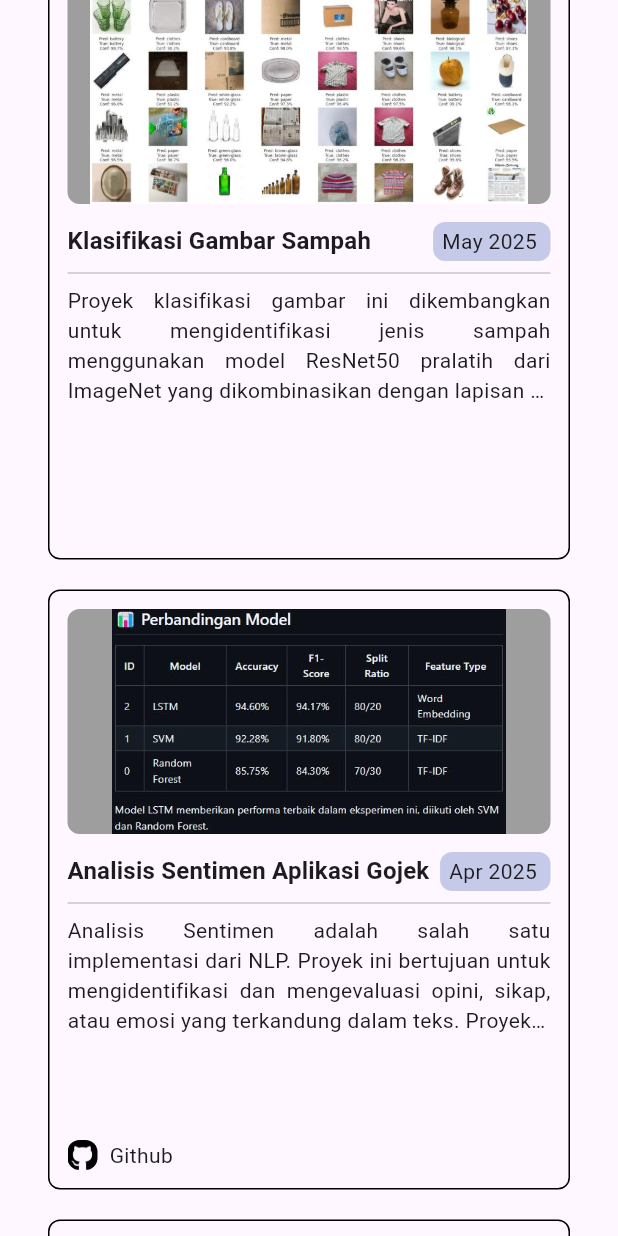
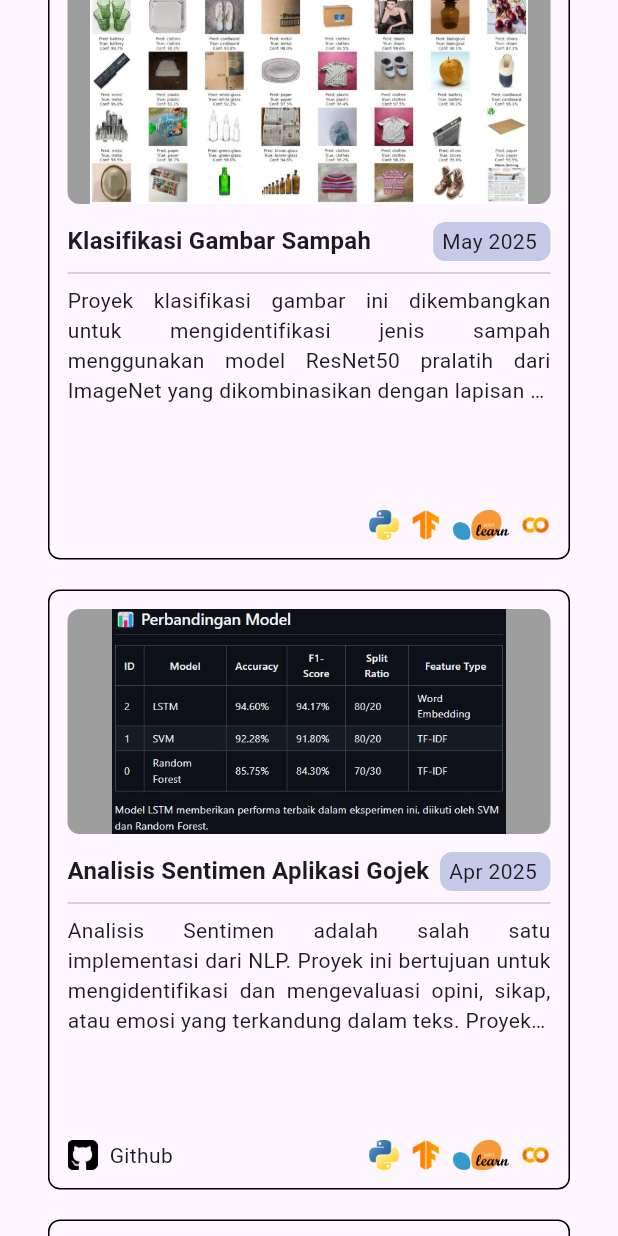
Before and after one commit to penhele/portofolio-stephen, a Flutter app: the screen it shows after launch, scrolled down 2880 dp, on a phone screen of 412 x 824 dp. Run offline on Flutter 3.47's test engine with Material 3 defaults, Android fonts, the phone set to English and light mode, and no system bars; our stand-ins replace url_strategy.

Commit message:
feat: add constant text and add language programming

```diff
--- a/lib/model/project_list.dart
+++ b/lib/model/project_list.dart
@@ -1,3 +1,5 @@
+import 'package:flutter/material.dart';
+
 import '../model/project_model.dart';
 import '../utils/constants/image_strings.dart';
 
@@ -9,6 +11,10 @@ final List<ProjectModel> projectList = [
     githubUrl: 'https://github.com/penhele/palindrome_app',
     thumbnail: SImages.palindromeApp,
     duration: 'Jul 2025',
+    language: [
+      Image.asset(SImages.dart, height: 20),
+      Image.asset(SImages.flutter, height: 20),
+    ],
   ),
   ProjectModel(
     title: 'Math App',
@@ -17,6 +23,10 @@ final List<ProjectModel> projectList = [
     githubUrl: 'https://github.com/penhele/math-application',
     thumbnail: SImages.mathApp,
     duration: 'Jun 2025 — Jul 2025',
+    language: [
+      Image.asset(SImages.dart, height: 20),
+      Image.asset(SImages.flutter, height: 20),
+    ],
   ),
   ProjectModel(
     title: 'Story App',
@@ -26,6 +36,10 @@ final List<ProjectModel> projectList = [
     youtubeUrl: 'https://youtube.com/shorts/tYRpsubjlXc',
     thumbnail: SImages.storyApp,
     duration: 'Mar 2025',
+    language: [
+      Image.asset(SImages.dart, height: 20),
+      Image.asset(SImages.flutter, height: 20),
+    ],
   ),
   ProjectModel(
     title: 'Restaurant App',
@@ -34,6 +48,10 @@ final List<ProjectModel> projectList = [
     githubUrl: 'https://github.com/penhele/restaurant_app_favorite',
     thumbnail: SImages.restaurantApp,
     duration: 'Feb 2025',
+    language: [
+      Image.asset(SImages.dart, height: 20),
+      Image.asset(SImages.flutter, height: 20),
+    ],
   ),
   ProjectModel(
     title: 'Habit App',
@@ -42,6 +60,10 @@ final List<ProjectModel> projectList = [
     githubUrl: 'https://github.com/penhele/habit-app',
     thumbnail: SImages.habitApp,
     duration: 'Jul 2025',
+    language: [
+      Image.asset(SImages.react, height: 20),
+      Image.asset(SImages.expo, height: 20),
+    ],
   ),
   ProjectModel(
     title: 'PocketWise',
@@ -60,6 +82,12 @@ final List<ProjectModel> projectList = [
     githubUrl: 'https://github.com/penhele/proyek-analisis-sentimen/',
     thumbnail: SImages.analysisSentiment,
     duration: 'Apr 2025',
+    language: [
+      Image.asset(SImages.python, height: 20),
+      Image.asset(SImages.tensorflow, height: 20),
+      Image.asset(SImages.sklearn, height: 20),
+      Image.asset(SImages.colab, height: 20),
+    ],
   ),
   ProjectModel(
     title: 'MoniClass',
@@ -74,5 +102,11 @@ final List<ProjectModel> projectList = [
         'Proyek klasifikasi gambar ini dikembangkan untuk mengidentifikasi jenis sampah menggunakan model ResNet50 pralatih dari ImageNet yang dikombinasikan dengan lapisan tambahan. Dataset diambil dari Kaggle (12 kelas sampah). Model akhir diekspor dalam tiga format: SavedModel, TF-Lite, dan TensorFlow.js, sehingga dapat digunakan di web, mobile, dan sistem tertanam. Proyek ini mendukung solusi AI untuk pengelolaan sampah berbasis klasifikasi gambar.',
     thumbnail: SImages.klasifikasiSampah,
     duration: 'May 2025',
+    language: [
+      Image.asset(SImages.python, height: 20),
+      Image.asset(SImages.tensorflow, height: 20),
+      Image.asset(SImages.sklearn, height: 20),
+      Image.asset(SImages.colab, height: 20),
+    ],
   ),
 ];
--- a/lib/model/project_model.dart
+++ b/lib/model/project_model.dart
@@ -1,3 +1,5 @@
+import 'package:flutter/material.dart';
+
 class ProjectModel {
   final String title;
   final String description;
@@ -6,6 +8,7 @@ class ProjectModel {
   final String? youtubeUrl;
   final String? documentUrl;
   final String duration;
+  final List<Widget>? language;
 
   ProjectModel({
     required this.title,
@@ -15,5 +18,6 @@ class ProjectModel {
     this.youtubeUrl,
     this.documentUrl,
     required this.duration,
+    this.language,
   });
 }
--- a/lib/ui/home.dart
+++ b/lib/ui/home.dart
@@ -4,6 +4,7 @@ import '../model/project_list.dart';
 import '../utils/constants/colors.dart';
 import '../utils/constants/image_strings.dart';
 import '../utils/constants/sizes.dart';
+import '../utils/constants/text_strings.dart';
 import '../utils/helpers/project_sort_helper.dart';
 import 'widget/project_card.dart';
 import 'widget/social_button.dart';
@@ -85,6 +86,7 @@ class HomeScreen extends StatelessWidget {
                               youtubebUrl: project.youtubeUrl,
                               documentUrl: project.documentUrl,
                               duration: project.duration,
+                              language: project.language,
                             ),
                           );
                         }).toList(),
@@ -113,7 +115,7 @@ class HomeScreen extends StatelessWidget {
                     crossAxisAlignment: CrossAxisAlignment.start,
                     children: [
                       SelectableText(
-                        'Stephen Helenus R. Kaawoan',
+                        STexts.name,
                         style: Theme.of(context).textTheme.headlineMedium!
                             .copyWith(fontWeight: FontWeight.bold),
                       ),
@@ -131,7 +133,7 @@ class HomeScreen extends StatelessWidget {
                     crossAxisAlignment: CrossAxisAlignment.end,
                     children: [
                       SelectableText(
-                        'Stephen Helenus R. Kaawoan',
+                        STexts.name,
                         style: Theme.of(context).textTheme.headlineMedium!
                             .copyWith(fontWeight: FontWeight.bold),
                       ),
@@ -150,7 +152,7 @@ class HomeScreen extends StatelessWidget {
         const SizedBox(height: SSizes.spaceBtwItems),
 
         SelectableText(
-          'A passionate Informatics student from Universitas Gunadarma with strong experience in mobile development using Flutter and Dart. Built full-cycle applications with Firebase integration and implemented various mobile features. Currently seeking a Mobile Developer internship to apply and expand my skills in a real-world environment.',
+          STexts.description,
           textAlign: TextAlign.justify,
           style: Theme.of(context).textTheme.bodyLarge,
         ),
@@ -162,17 +164,17 @@ class HomeScreen extends StatelessWidget {
           children: [
             SocialButton(
               url: 'https://github.com/penhele',
-              label: 'Github',
+              label: STexts.github,
               iconPath: SImages.githubLogo,
             ),
             SocialButton(
               url: 'https://linkedin.com/in/stephenhelenus',
-              label: 'Linkedin',
+              label: STexts.linkedin,
               iconPath: SImages.linkedinLogo,
             ),
             SocialButton(
               url: 'https://instagram.com/stephenhelenus',
-              label: 'Instagram',
+              label: STexts.instagram,
               iconPath: SImages.instagramLogo,
             ),
           ],
--- a/lib/ui/widget/project_card.dart
+++ b/lib/ui/widget/project_card.dart
@@ -1,9 +1,10 @@
 import 'package:flutter/material.dart';
-import 'package:url_launcher/url_launcher.dart';
 
 import '../../utils/constants/colors.dart';
 import '../../utils/constants/image_strings.dart';
 import '../../utils/constants/sizes.dart';
+import '../../utils/constants/text_strings.dart';
+import 'social_button.dart';
 
 class ProjectCard extends StatelessWidget {
   const ProjectCard({
@@ -15,6 +16,7 @@ class ProjectCard extends StatelessWidget {
     this.youtubebUrl,
     this.documentUrl,
     required this.duration,
+    this.language,
   });
 
   final String title;
@@ -24,6 +26,7 @@ class ProjectCard extends StatelessWidget {
   final String? youtubebUrl;
   final String? documentUrl;
   final String duration;
+  final List<Widget>? language;
 
   @override
   Widget build(BuildContext context) {
@@ -78,7 +81,7 @@ class ProjectCard extends StatelessWidget {
                       ),
                       child: SelectableText(
                         duration,
-                      style: Theme.of(context).textTheme.bodyMedium
+                        style: Theme.of(context).textTheme.bodyMedium,
                       ),
                     ),
                   ],
@@ -94,90 +97,40 @@ class ProjectCard extends StatelessWidget {
                 const Spacer(),
 
                 Row(
+                  mainAxisAlignment: MainAxisAlignment.spaceBetween,
+                  children: [
+                    Row(
                       children: [
                         if (githubUrl != null)
-                      InkWell(
-                        onTap: () async {
-                          final Uri url = Uri.parse(githubUrl!);
-                          if (await canLaunchUrl(url)) {
-                            await launchUrl(
-                              url,
-                              mode: LaunchMode.externalApplication,
-                            );
-                          }
-                        },
-                        child: Row(
-                          children: [
-                            ClipRRect(
-                              borderRadius: BorderRadius.circular(8),
-                              child: Image.asset(
-                                SImages.githubLogo,
-                                height: 20,
-                              ),
-                            ),
-                            const SizedBox(width: SSizes.spaceBtwMenu),
-                            const Text('Github'),
-                          ],
-                        ),
+                          SocialButton(
+                            url: githubUrl!,
+                            label: STexts.github,
+                            iconPath: SImages.githubLogo,
                           ),
 
                         if (youtubebUrl != null)
                           const SizedBox(width: SSizes.spaceBtwMenu),
 
                         if (youtubebUrl != null)
-                      InkWell(
-                        onTap: () async {
-                          final Uri url = Uri.parse(youtubebUrl!);
-                          if (await canLaunchUrl(url)) {
-                            await launchUrl(
-                              url,
-                              mode: LaunchMode.externalApplication,
-                            );
-                          }
-                        },
-                        child: Row(
-                          children: [
-                            ClipRRect(
-                              borderRadius: BorderRadius.circular(8),
-                              child: Image.asset(
-                                SImages.youtubeLogo,
-                                height: 20,
-                              ),
-                            ),
-                            const SizedBox(width: SSizes.spaceBtwMenu),
-                            const Text('Youtube'),
-                          ],
-                        ),
+                          SocialButton(
+                            url: youtubebUrl!,
+                            label: STexts.youtube,
+                            iconPath: SImages.youtubeLogo,
                           ),
 
                         if (documentUrl != null)
                           const SizedBox(width: SSizes.spaceBtwMenu),
 
                         if (documentUrl != null)
-                      InkWell(
-                        onTap: () async {
-                          final Uri url = Uri.parse(documentUrl!);
-                          if (await canLaunchUrl(url)) {
-                            await launchUrl(
-                              url,
-                              mode: LaunchMode.externalApplication,
-                            );
-                          }
-                        },
-                        child: Row(
-                          children: [
-                            ClipRRect(
-                              borderRadius: BorderRadius.circular(8),
-                              child: Image.asset(
-                                SImages.documentLogo,
-                                height: 20,
+                          SocialButton(
+                            url: documentUrl!,
+                            label: STexts.document,
+                            iconPath: SImages.documentLogo,
                           ),
-                            ),
-                            const SizedBox(width: SSizes.spaceBtwMenu),
-                            const Text('Document'),
                       ],
                     ),
-                      ),
+                    if (language != null)
+                      Row(spacing: SSizes.spaceBtwMenu, children: language!),
                   ],
                 ),
               ],
--- a/lib/utils/constants/image_strings.dart
+++ b/lib/utils/constants/image_strings.dart
@@ -18,4 +18,13 @@ class SImages {
   static const moniClass = 'assets/images/thumbnail/moni-class.png';
   static const klasifikasiSampah =
       'assets/images/thumbnail/klasifikasi-sampah.png';
+
+  static const python = 'assets/images/language/python.png';
+  static const dart = 'assets/images/language/dart.png';
+  static const flutter = 'assets/images/language/flutter.png';
+  static const react = 'assets/images/language/react.png';
+  static const expo = 'assets/images/language/expo.png';
+  static const sklearn = 'assets/images/language/sklearn.png';
+  static const tensorflow = 'assets/images/language/tensorflow.png';
+  static const colab = 'assets/images/language/colab.png';
 }
--- /dev/null
+++ b/lib/utils/constants/text_strings.dart
@@ -0,0 +1,11 @@
+class STexts {
+  static const String name = "Stephen Helenus R. Kaawoan";
+  static const String description =
+      "A passionate Informatics student from Universitas Gunadarma with strong experience in mobile development using Flutter and Dart. Built full-cycle applications with Firebase integration and implemented various mobile features. Currently seeking a Mobile Developer internship to apply and expand my skills in a real-world environment.";
+
+  static const String instagram = "Instagram";
+  static const String linkedin = "Linkedin";
+  static const String youtube = "Youtube";
+  static const String github = "Github";
+  static const String document = "Document";
+}
--- a/pubspec.yaml
+++ b/pubspec.yaml
@@ -32,6 +32,7 @@ flutter:
     - assets/
     - assets/images/social/
     - assets/images/thumbnail/
+    - assets/images/language/
 
   fonts:
     - family: Poppins
```
Also changed, not shown: assets/images/language/colab.png (added), assets/images/language/dart.png (added), assets/images/language/expo.png (added), assets/images/language/flutter.png (added), assets/images/language/python.png (added), assets/images/language/react.png (added), assets/images/language/sklearn.png (added), assets/images/language/tensorflow.png (added). Lines whose indentation alone changed are shown as unchanged.
